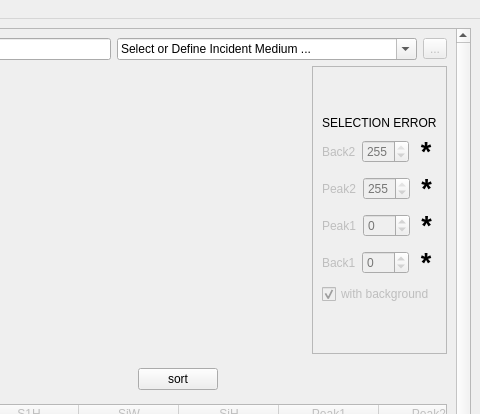
The window that RefRed/interfaces/sf_calculator_interface.ui (neutrons/RefRed) describes before a commit, drawn with Qt 5; both pictures show x 741 to 1221 and y 0 to 414 of the 1221 by 776 pixel window.
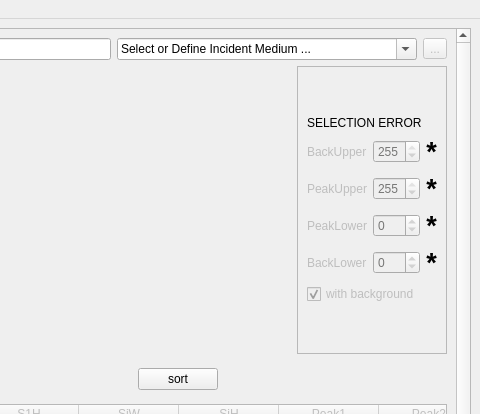
The same window after the commit. Custom widgets are drawn as their Qt base class.

Diff of the .ui file:
```diff
--- a/RefRed/interfaces/sf_calculator_interface.ui
+++ b/RefRed/interfaces/sf_calculator_interface.ui
@@ -25,8 +25,8 @@
         <rect>
          <x>0</x>
          <y>0</y>
-         <width>1188</width>
-         <height>942</height>
+         <width>1187</width>
+         <height>914</height>
         </rect>
        </property>
        <layout class="QVBoxLayout" name="verticalLayout_2">
@@ -157,7 +157,7 @@
                       <bool>false</bool>
                      </property>
                      <property name="text">
-                      <string>Back2</string>
+                      <string>BackUpper</string>
                      </property>
                     </widget>
                    </item>
@@ -178,6 +178,15 @@
                           </color>
                          </brush>
                         </colorrole>
+                        <colorrole role="PlaceholderText">
+                         <brush brushstyle="NoBrush">
+                          <color alpha="128">
+                           <red>170</red>
+                           <green>85</green>
+                           <blue>0</blue>
+                          </color>
+                         </brush>
+                        </colorrole>
                        </active>
                        <inactive>
                         <colorrole role="Text">
@@ -189,6 +198,15 @@
                           </color>
                          </brush>
                         </colorrole>
+                        <colorrole role="PlaceholderText">
+                         <brush brushstyle="NoBrush">
+                          <color alpha="128">
+                           <red>170</red>
+                           <green>85</green>
+                           <blue>0</blue>
+                          </color>
+                         </brush>
+                        </colorrole>
                        </inactive>
                        <disabled>
                         <colorrole role="Text">
@@ -200,6 +218,15 @@
                           </color>
                          </brush>
                         </colorrole>
+                        <colorrole role="PlaceholderText">
+                         <brush brushstyle="NoBrush">
+                          <color alpha="128">
+                           <red>170</red>
+                           <green>85</green>
+                           <blue>0</blue>
+                          </color>
+                         </brush>
+                        </colorrole>
                        </disabled>
                       </palette>
                      </property>
@@ -244,7 +271,7 @@
                       <bool>false</bool>
                      </property>
                      <property name="text">
-                      <string>Peak2</string>
+                      <string>PeakUpper</string>
                      </property>
                     </widget>
                    </item>
@@ -265,6 +292,15 @@
                           </color>
                          </brush>
                         </colorrole>
+                        <colorrole role="PlaceholderText">
+                         <brush brushstyle="NoBrush">
+                          <color alpha="128">
+                           <red>0</red>
+                           <green>0</green>
+                           <blue>127</blue>
+                          </color>
+                         </brush>
+                        </colorrole>
                        </active>
                        <inactive>
                         <colorrole role="Text">
@@ -276,6 +312,15 @@
                           </color>
                          </brush>
                         </colorrole>
+                        <colorrole role="PlaceholderText">
+                         <brush brushstyle="NoBrush">
+                          <color alpha="128">
+                           <red>0</red>
+                           <green>0</green>
+                           <blue>127</blue>
+                          </color>
+                         </brush>
+                        </colorrole>
                        </inactive>
                        <disabled>
                         <colorrole role="Text">
@@ -287,6 +332,15 @@
                           </color>
                          </brush>
                         </colorrole>
+                        <colorrole role="PlaceholderText">
+                         <brush brushstyle="NoBrush">
+                          <color alpha="128">
+                           <red>0</red>
+                           <green>0</green>
+                           <blue>127</blue>
+                          </color>
+                         </brush>
+                        </colorrole>
                        </disabled>
                       </palette>
                      </property>
@@ -331,7 +385,7 @@
                       <bool>false</bool>
                      </property>
                      <property name="text">
-                      <string>Peak1</string>
+                      <string>PeakLower</string>
                      </property>
                     </widget>
                    </item>
@@ -352,6 +406,15 @@
                           </color>
                          </brush>
                         </colorrole>
+                        <colorrole role="PlaceholderText">
+                         <brush brushstyle="NoBrush">
+                          <color alpha="128">
+                           <red>0</red>
+                           <green>0</green>
+                           <blue>127</blue>
+                          </color>
+                         </brush>
+                        </colorrole>
                        </active>
                        <inactive>
                         <colorrole role="Text">
@@ -363,6 +426,15 @@
                           </color>
                          </brush>
                         </colorrole>
+                        <colorrole role="PlaceholderText">
+                         <brush brushstyle="NoBrush">
+                          <color alpha="128">
+                           <red>0</red>
+                           <green>0</green>
+                           <blue>127</blue>
+                          </color>
+                         </brush>
+                        </colorrole>
                        </inactive>
                        <disabled>
                         <colorrole role="Text">
@@ -374,6 +446,15 @@
                           </color>
                          </brush>
                         </colorrole>
+                        <colorrole role="PlaceholderText">
+                         <brush brushstyle="NoBrush">
+                          <color alpha="128">
+                           <red>0</red>
+                           <green>0</green>
+                           <blue>127</blue>
+                          </color>
+                         </brush>
+                        </colorrole>
                        </disabled>
                       </palette>
                      </property>
@@ -418,7 +499,7 @@
                       <bool>false</bool>
                      </property>
                      <property name="text">
-                      <string>Back1</string>
+                      <string>BackLower</string>
                      </property>
                     </widget>
                    </item>
@@ -439,6 +520,15 @@
                           </color>
                          </brush>
                         </colorrole>
+                        <colorrole role="PlaceholderText">
+                         <brush brushstyle="NoBrush">
+                          <color alpha="128">
+                           <red>170</red>
+                           <green>85</green>
+                           <blue>0</blue>
+                          </color>
+                         </brush>
+                        </colorrole>
                        </active>
                        <inactive>
                         <colorrole role="Text">
@@ -450,6 +540,15 @@
                           </color>
                          </brush>
                         </colorrole>
+                        <colorrole role="PlaceholderText">
+                         <brush brushstyle="NoBrush">
+                          <color alpha="128">
+                           <red>170</red>
+                           <green>85</green>
+                           <blue>0</blue>
+                          </color>
+                         </brush>
+                        </colorrole>
                        </inactive>
                        <disabled>
                         <colorrole role="Text">
@@ -461,6 +560,15 @@
                           </color>
                          </brush>
                         </colorrole>
+                        <colorrole role="PlaceholderText">
+                         <brush brushstyle="NoBrush">
+                          <color alpha="128">
+                           <red>170</red>
+                           <green>85</green>
+                           <blue>0</blue>
+                          </color>
+                         </brush>
+                        </colorrole>
                        </disabled>
                       </palette>
                      </property>
```
Left out of the diff: 2 changed lines with no effect on the pictures.
